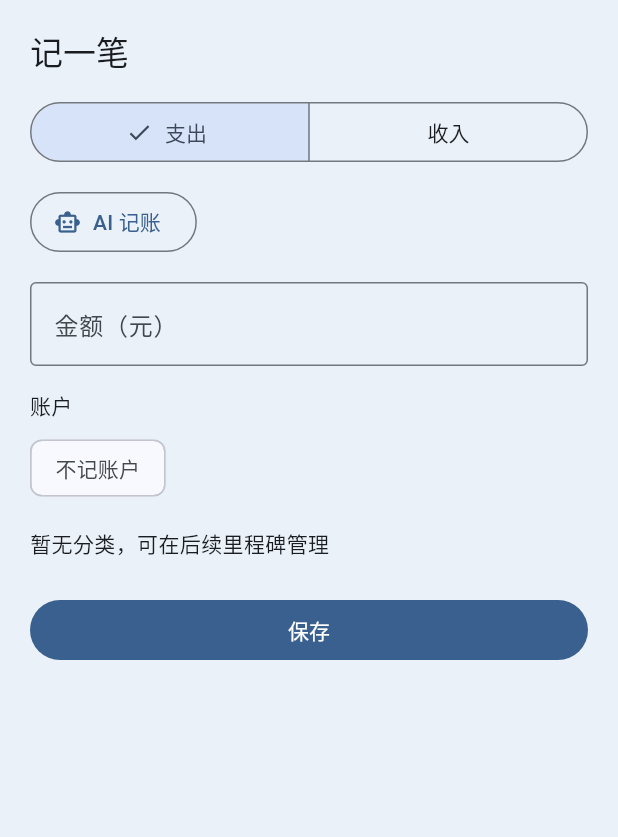
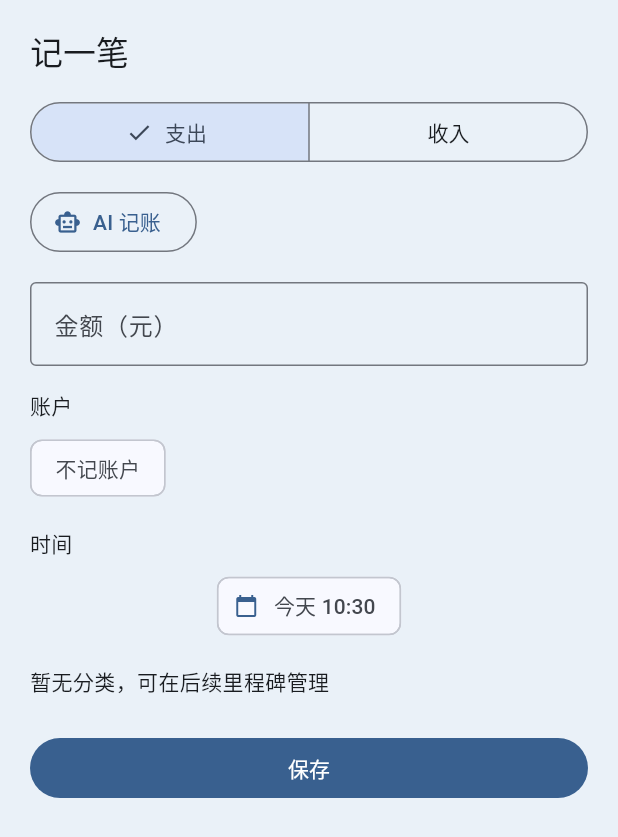
Before and after one commit to KaltsitLLL/timebook, a Flutter app: the AddTransactionSheet widget shown alone on an empty page, opened directly, on a phone screen of 412 x 824 dp. Shown: the top 837 px of the screen. Run offline on Flutter 3.47's test engine with Material 3 defaults, Android fonts, the phone set to English and light mode, and no system bars; our stand-ins replace drift, drift_flutter, file_picker, fl_chart, flutter_local_notifications, flutter_riverpod and 2 more; missing offline and left inert: gbk_codec; accounts and stored records are empty; generated files the repository leaves out were written again.

Commit message:
feat(bookkeeping): 记一笔日期行（今天 HH:mm 对齐原型）

```diff
--- a/timebook/lib/features/bookkeeping/presentation/add_transaction_sheet.dart
+++ b/timebook/lib/features/bookkeeping/presentation/add_transaction_sheet.dart
@@ -70,6 +70,10 @@ class _AddTransactionSheetState extends ConsumerState<AddTransactionSheet> {
     final accounts =
         ref.watch(ledgerAccountsProvider).value ?? const <Account>[];
     final defaultId = ref.watch(defaultAccountProvider).value;
+
+    final nowChip = DateTime.now();
+    final hh = nowChip.hour.toString().padLeft(2, '0');
+    final mm = nowChip.minute.toString().padLeft(2, '0');
 
     final int? effectiveAccountId;
     if (_useNoneAccount) {
@@ -160,6 +164,15 @@ class _AddTransactionSheetState extends ConsumerState<AddTransactionSheet> {
           ],
         ),
         const SizedBox(height: 16),
+        Text('时间', style: Theme.of(context).textTheme.labelLarge),
+        const SizedBox(height: 8),
+        FilterChip(
+          key: const Key('book_at_chip'),
+          avatar: const Icon(Icons.calendar_today, size: 16),
+          label: Text('今天 $hh:$mm'),
+          onSelected: (_) {}, // 只读展示，保存仍用 DateTime.now()
+        ),
+        const SizedBox(height: 16),
         Wrap(
           spacing: 8,
           runSpacing: 8,
```
Also changed, not shown: 1 other file.
